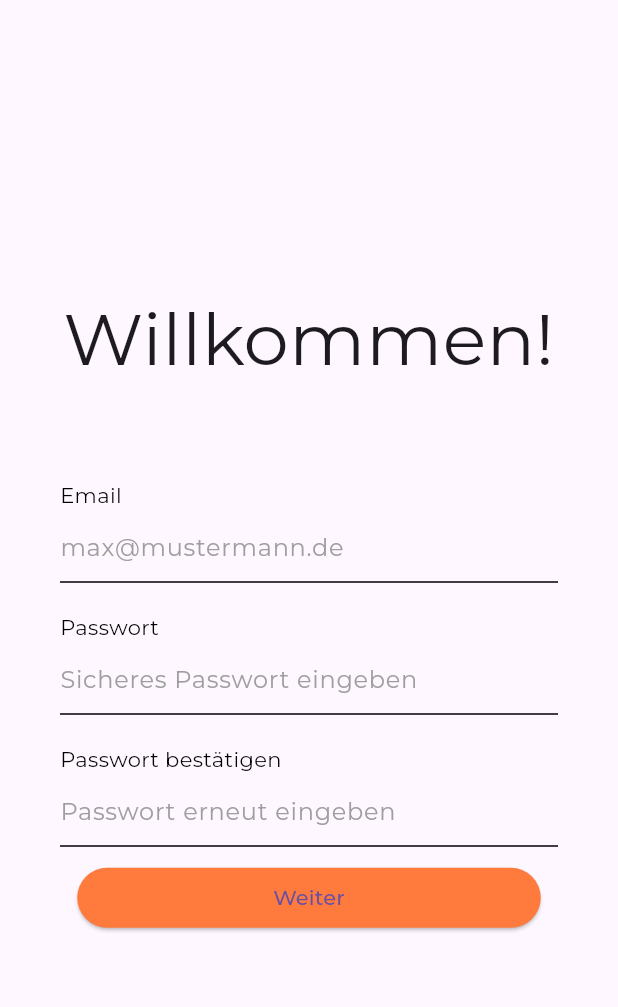
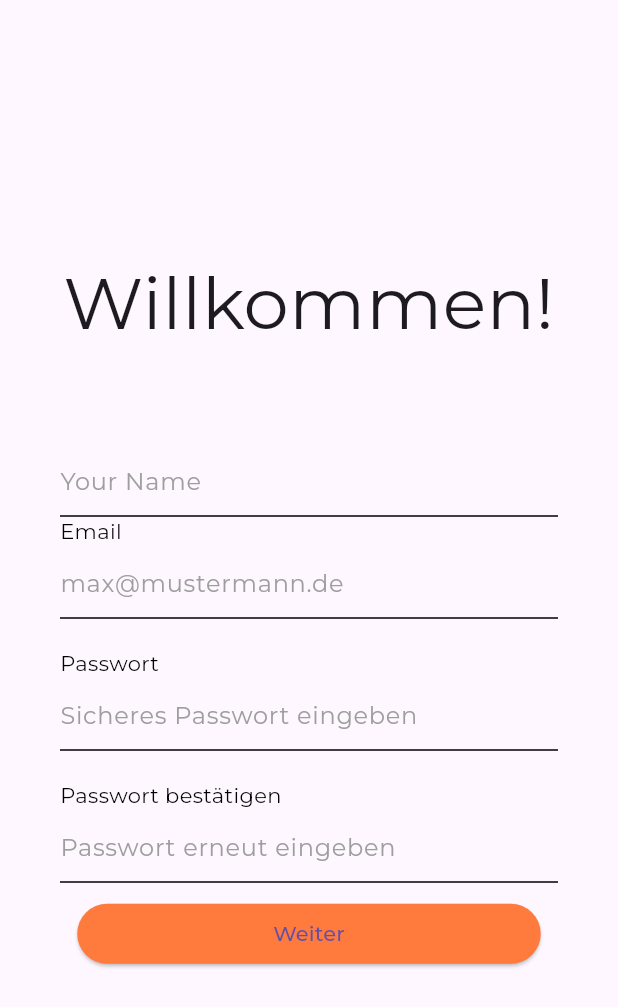
Before and after one commit to DominikKubath/Focus-App, a Flutter app: the CreateAccountPage screen opened directly, on a phone screen of 412 x 824 dp. Shown: the top 1007 px of the screen. Run offline on Flutter 3.47's test engine with Material 3 defaults, Android fonts, the phone set to English and light mode, and no system bars; our stand-ins replace cloud_firestore, firebase_auth, firebase_core, google_fonts, shared_preferences; missing offline and left inert: dart:html, dart:js, dart:js_interop; accounts and stored records are empty.

Commit message:
Add Firestore User so that individual data can be found

```diff
--- a/lib/CreateAccountPage.dart
+++ b/lib/CreateAccountPage.dart
@@ -15,6 +15,7 @@ class CreateAccountPage extends StatefulWidget{
 }
 
 class CreateAccountPageState extends State<CreateAccountPage> {
+  TextEditingController nameController = TextEditingController();
   TextEditingController emailController = TextEditingController();
   TextEditingController passwordController = TextEditingController();
   TextEditingController passwordConfirmationController = TextEditingController();
@@ -33,6 +34,13 @@ class CreateAccountPageState extends State<CreateAccountPage> {
         width: screenWidth,
         margin: EdgeInsets.fromLTRB(0, 0, 0, 60),
         child: Text("Willkommen!", style: GoogleFonts.montserrat(fontSize: 48), textAlign: TextAlign.center,),),
+      Container(
+          margin: EdgeInsets.fromLTRB(40, 0, 40, 0),
+          child: TextFormField(
+            controller: nameController,
+            decoration: InputDecoration(enabledBorder: UnderlineInputBorder(),
+                hintText: "Your Name", hintStyle: GoogleFonts.montserrat(color: Colors.grey)),
+            keyboardType: TextInputType.text,)),
       Container(
         width: screenWidth,
         margin: EdgeInsets.fromLTRB(40, 0, 0, 0),
@@ -72,6 +80,7 @@ class CreateAccountPageState extends State<CreateAccountPage> {
               style: ButtonStyle(backgroundColor: MaterialStateProperty.all(Utils().getColorFromHex("FF7A3D")), shape: MaterialStateProperty.all( RoundedRectangleBorder(
                   borderRadius: BorderRadius.circular(40)))),
               onPressed: () async {
+                String name = nameController.text;
                 String email = emailController.text;
                 String password = passwordController.text;
                 String passwordConfirmation = passwordConfirmationController.text;
@@ -109,6 +118,7 @@ class CreateAccountPageState extends State<CreateAccountPage> {
 
                 FirebaseAuth.instance.createUserWithEmailAndPassword(email: email, password: password).then((user) {
                   FirestoreManager().SaveUserId(user, context);
+                  FirestoreManager().CreateFirestoreUser(name, email, user.user?.uid);
                   Navigator.push(context,
                       MaterialPageRoute(builder: (context) => HomePage()));
                 }).onError((FirebaseAuthException error, stackTrace) {
--- a/lib/FirestoreManager.dart
+++ b/lib/FirestoreManager.dart
@@ -8,11 +8,18 @@ import 'dart:js';
 import 'dart:html' as html;
 
 import 'package:flutter/material.dart';
+import 'package:studienarbeit_focus_app/UserInfo.dart';
 
 class FirestoreManager {
   static final FirebaseFirestore _firestore = FirebaseFirestore.instance;
+  CollectionReference userCollection = _firestore.collection("user");
 
-
+  void CreateFirestoreUser(name, email, id) async
+  {
+    FSUser user = FSUser(name, email);
+    user.id = id;
+    userCollection.add(user.ToMap());
+  }
 
   void SaveUserId(UserCredential userCredentials, BuildContext context) async
   {
@@ -20,7 +27,6 @@ class FirestoreManager {
     var id = userCredentials.user?.uid;
     id ??= ""; //If id == null => ""
     if(kIsWeb){
-      html.document.cookie = 'test=something';
       html.document.cookie = 'uid=$id';
     }
     else if (Theme.of(context).platform == TargetPlatform.android) {
--- a/lib/main.dart
+++ b/lib/main.dart
@@ -22,7 +22,7 @@ void main() async{
 class MyApp extends StatelessWidget {
   const MyApp({Key? key}) : super(key: key);
 
-  // This widget is the root of your application.
+
   @override
   Widget build(BuildContext context) {
     return MaterialApp(
```
Also changed, not shown: lib/AuthButton.dart (deleted, +0 -21 lines), lib/FlashCardsPage.dart (added, +25 -0 lines), lib/MenuDrawer.dart (+8 -0 lines), lib/UserInfo.dart (+34 -47 lines).
